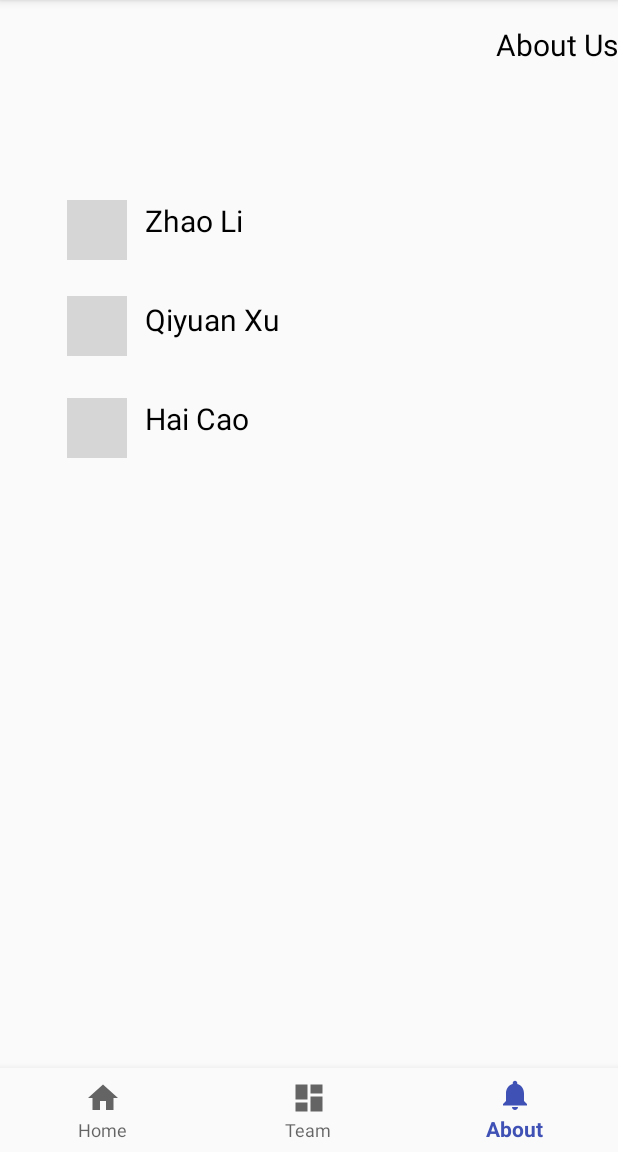
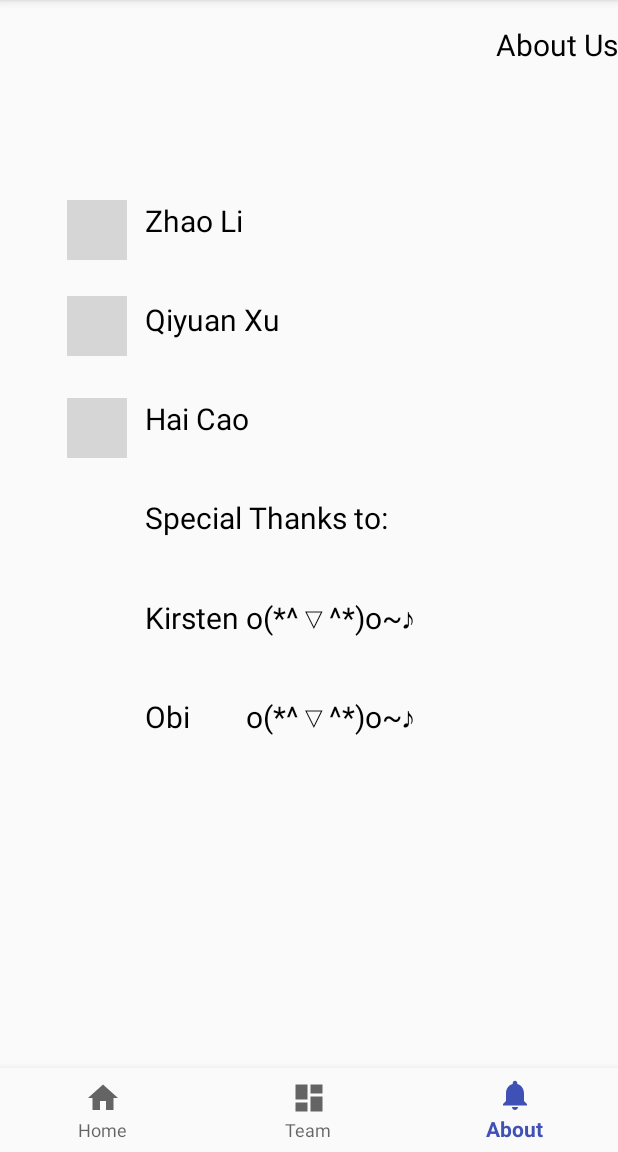
Before and after one commit to QiyuanXu6/FIFA-18-Assistant-android-app, an Android app: the screen it shows after launch (Main2Activity), item 3 of the bottom bar chosen, on a phone screen of 412 x 824 dp, the part 84-1236 px from its top. Run offline under Robolectric (Android 15) with nearby library versions, the phone set to English and light mode, and no system bars; our stand-ins replace Picasso; pictures from the network do not load; grey boxes are pictures that could not be loaded.

```diff
--- a/app/src/main/java/com/example/lizhao/myfirstapplication/Main2Activity.java
+++ b/app/src/main/java/com/example/lizhao/myfirstapplication/Main2Activity.java
@@ -153,9 +153,9 @@ public class Main2Activity extends AppCompatActivity implements OnItemSelectedLi
                         tvName.setText("Zhao Li");
                         tvCountry.setText("Qiyuan Xu");
                         tvClub.setText("Hai Cao");
-                        tvAge.setText("");
-                        tvOverall.setText("");
-                        tvValue.setText("");
+                        tvAge.setText("Special Thanks to: ");
+                        tvOverall.setText("Kirsten o(*^▽^*)o~♪");
+                        tvValue.setText("Obi        o(*^▽^*)o~♪");
                         Picasso.with(photo.getContext()).load("https://upload.wikimedia.org/wikipedia/commons/thumb/f/fa/Flag_of_the_People%27s_Republic_of_China.svg/250px-Flag_of_the_People%27s_Republic_of_China.svg.png").into(photo);
                         Picasso.with(flag.getContext()).load("https://upload.wikimedia.org/wikipedia/commons/thumb/f/fa/Flag_of_the_People%27s_Republic_of_China.svg/250px-Flag_of_the_People%27s_Republic_of_China.svg.png").into(flag);
                         Picasso.with(clubLogo.getContext()).load("https://upload.wikimedia.org/wikipedia/commons/thumb/f/fa/Flag_of_the_People%27s_Republic_of_China.svg/250px-Flag_of_the_People%27s_Republic_of_China.svg.png").into(clubLogo);
```
Also changed, not shown: 10 other files.
